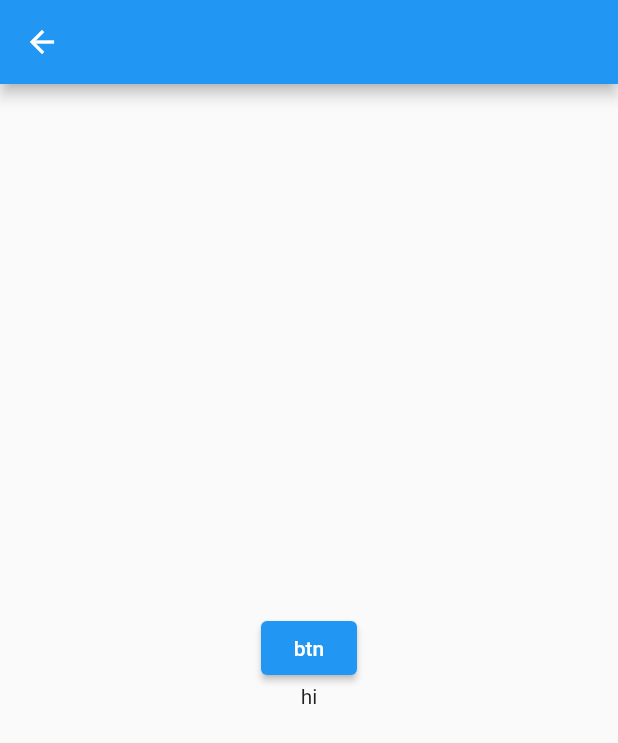
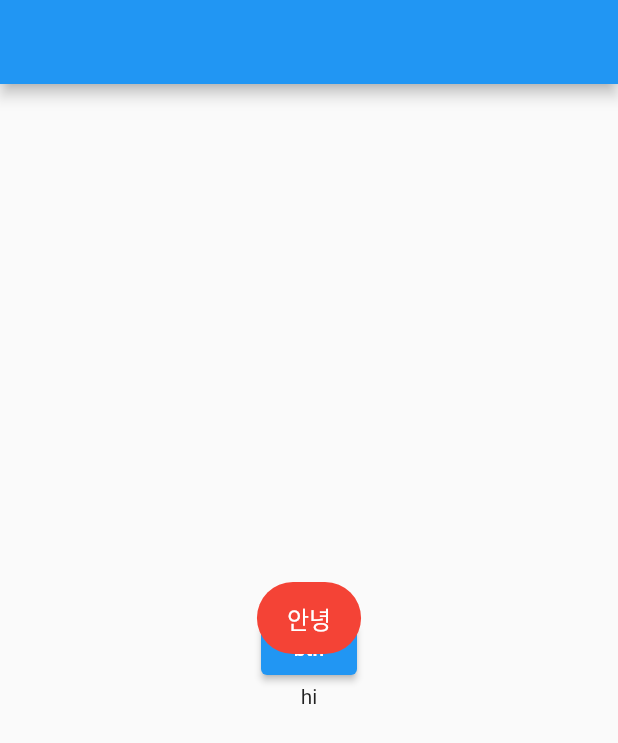
Before and after one commit to careeryu/study_package, a Flutter app: the HomePage screen opened directly, after a tap on "btn", on a phone screen of 412 x 824 dp. Shown: the top 743 px of the screen. Run offline on Flutter 3.47's test engine with Material 2 defaults, Android fonts, the phone set to English and light mode, and no system bars; our stand-ins replace fluttertoast.

```diff
--- a/study_package/lib/page/home_page.dart
+++ b/study_package/lib/page/home_page.dart
@@ -1,4 +1,5 @@
 import 'package:flutter/material.dart';
+import 'package:fluttertoast/fluttertoast.dart';
 
 class HomePage extends StatefulWidget {
   const HomePage({Key? key}) : super(key: key);
@@ -17,13 +18,21 @@ class _HomePageState extends State<HomePage> {
         mainAxisAlignment: MainAxisAlignment.center,
         children: [
           ElevatedButton(
-            onPressed: () {},
+            onPressed: () {Fluttertoast.showToast(
+        msg: "안녕",
+        toastLength: Toast.LENGTH_SHORT,
+        gravity: ToastGravity.CENTER,
+        timeInSecForIosWeb: 1,
+        backgroundColor: Colors.red,
+        textColor: Colors.white,
+        fontSize: 16.0,
+    );
+    },
             child: const Text('btn'),
           ),
           const Center(child: Text('hi'),),
         ],
       ),
-
     );
   }
 }
--- a/study_package/pubspec.yaml
+++ b/study_package/pubspec.yaml
@@ -30,6 +30,8 @@ dependencies:
   flutter:
     sdk: flutter
 
+  # toast
+  fluttertoast: ^8.0.9
 
   # The following adds the Cupertino Icons font to your application.
   # Use with the CupertinoIcons class for iOS style icons.
@@ -45,6 +47,8 @@ dev_dependencies:
   # package. See that file for information about deactivating specific lint
   # rules and activating additional ones.
   flutter_lints: ^2.0.0
+
+
 
 # For information on the generic Dart part of this file, see the
 # following page: https://dart.dev/tools/pub/pubspec
```
Also changed, not shown: study_package/lib/main.dart (+2 -53 lines), study_package/pubspec.lock.
